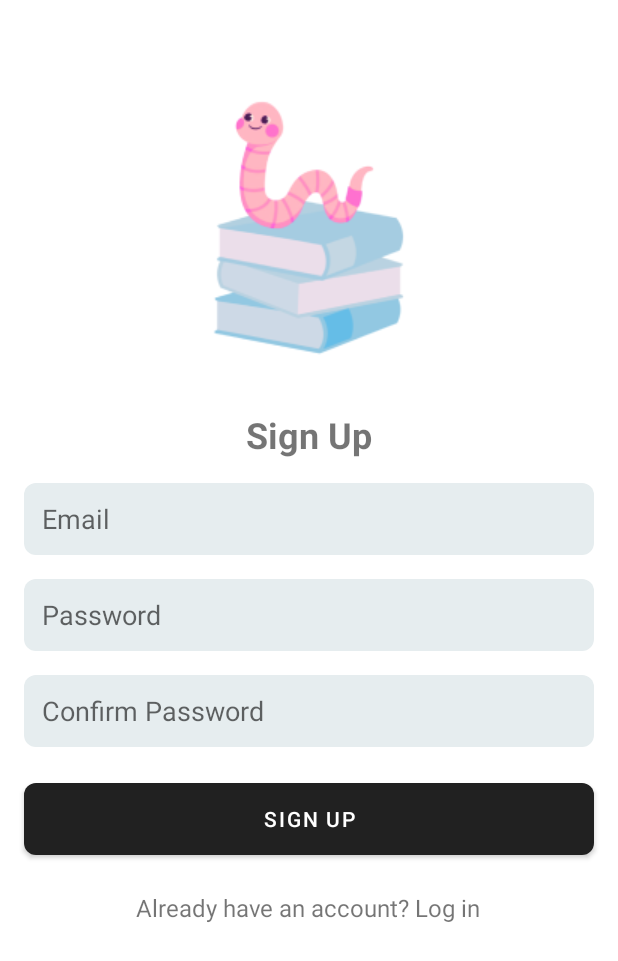
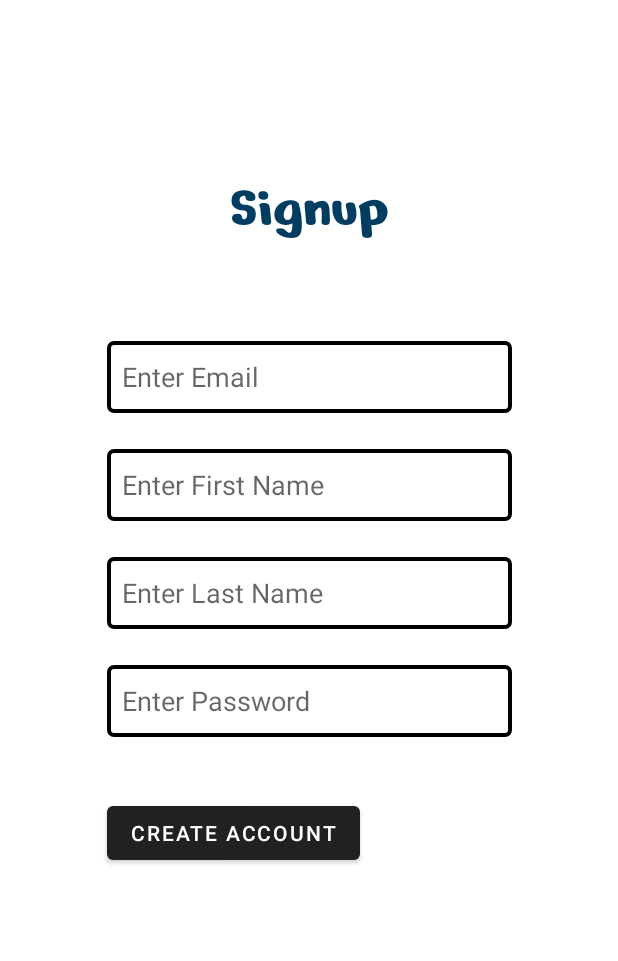
Before and after one commit to Jr234koolaid/Bookwork-Burrow, an Android app: the SignupActivity screen opened directly, with no data from a screen before it, on a phone screen of 412 x 824 dp. Shown: the top 961 px of the screen. Run offline under Robolectric (Android 15) with nearby library versions, the phone set to English and light mode, and no system bars; Roboto replaces fonts that are not available here.

```diff
--- a/app/src/main/java/edu/utsa/cs3773/bookworkburrow/controller/ResetPasswordController.java
+++ b/app/src/main/java/edu/utsa/cs3773/bookworkburrow/controller/ResetPasswordController.java
@@ -34,6 +34,7 @@ public class ResetPasswordController implements View.OnClickListener {
                 ErrorDialog errorDialog = ErrorDialog.getInstance();
                 errorDialog.setContext(mContext);
                 errorDialog.display("Passwords do not match");
+
                 return;
             }
 
--- a/app/src/main/java/edu/utsa/cs3773/bookworkburrow/view/ResetPasswordActivity.java
+++ b/app/src/main/java/edu/utsa/cs3773/bookworkburrow/view/ResetPasswordActivity.java
@@ -9,8 +9,6 @@ import edu.utsa.cs3773.bookworkburrow.R;
 import edu.utsa.cs3773.bookworkburrow.controller.ResetPasswordController;
 
 public class ResetPasswordActivity extends AppCompatActivity {
-
-    public static final String INTENT_EMAIL = "INTENT_EMAIL";
 
     @Override
     protected void onCreate(Bundle _savedInstanceState) {
--- a/app/src/main/java/edu/utsa/cs3773/bookworkburrow/view/SignupActivity.java
+++ b/app/src/main/java/edu/utsa/cs3773/bookworkburrow/view/SignupActivity.java
@@ -1,25 +1,14 @@
-
 package edu.utsa.cs3773.bookworkburrow.view;
 
-import android.content.Intent;
 import android.os.Bundle;
 import android.widget.Button;
-import android.widget.EditText;
-import android.widget.TextView;
-import android.widget.Toast;
 
 import androidx.appcompat.app.AppCompatActivity;
 
-import edu.utsa.cs3773.bookworkburrow.FirebaseUtil;
 import edu.utsa.cs3773.bookworkburrow.R;
 import edu.utsa.cs3773.bookworkburrow.controller.SignupController;
 
 public class SignupActivity extends AppCompatActivity {
-    private EditText emailEditText;
-    private EditText passwordEditText;
-    private EditText confirmPasswordEditText;
-    private Button signUpButton;
-    private TextView loginTextView;
 
     @Override
     protected void onCreate(Bundle _savedInstanceState) {
--- a/app/src/main/res/layout/activity_signup.xml
+++ b/app/src/main/res/layout/activity_signup.xml
@@ -1,87 +1,89 @@
 <?xml version="1.0" encoding="utf-8"?>
-<RelativeLayout xmlns:android="http://schemas.android.com/apk/res/android"
+<androidx.constraintlayout.widget.ConstraintLayout xmlns:android="http://schemas.android.com/apk/res/android"
+    xmlns:app="http://schemas.android.com/apk/res-auto"
+    xmlns:tools="http://schemas.android.com/tools"
     android:layout_width="match_parent"
     android:layout_height="match_parent"
-    android:background="@drawable/background">
+    tools:context=".view.SignupActivity">
 
-    <ImageView
-        android:id="@+id/logo"
+    <!-- Header -->
+
+    <TextView style="@style/login_header_text"
+        android:id="@+id/signup_text_header"
+        android:layout_marginTop="112dp"
+        android:text="@string/login_text_header_signup"
+        app:layout_constraintStart_toStartOf="parent"
+        app:layout_constraintEnd_toEndOf="parent"
+        app:layout_constraintTop_toTopOf="parent" />
+
+    <!-- Email input -->
+
+    <EditText style="@style/login_edit_text"
+        android:id="@+id/signup_edit_email"
+        android:layout_marginTop="64dp"
+        android:inputType="textEmailAddress"
+        android:hint="@string/login_hint_email"
+        android:autofillHints="emailAddress"
+        app:layout_constraintStart_toStartOf="parent"
+        app:layout_constraintEnd_toEndOf="parent"
+        app:layout_constraintTop_toBottomOf="@id/signup_text_header" />
+
+    <!-- First name input -->
+
+    <EditText style="@style/login_edit_text"
+        android:id="@+id/signup_edit_firstname"
+        android:layout_marginTop="24dp"
+        android:inputType="textPersonName"
+        android:hint="@string/login_hint_first_name"
+        android:autofillHints="name"
+        app:layout_constraintStart_toStartOf="parent"
+        app:layout_constraintEnd_toEndOf="parent"
+        app:layout_constraintTop_toBottomOf="@id/signup_edit_email" />
+
+    <!-- Last name input -->
+
+    <EditText style="@style/login_edit_text"
+        android:id="@+id/signup_edit_lastname"
+        android:layout_marginTop="24dp"
+        android:inputType="textPersonName"
+        android:hint="@string/login_hint_last_name"
+        android:autofillHints="name"
+        app:layout_constraintStart_toStartOf="parent"
+        app:layout_constraintEnd_toEndOf="parent"
+        app:layout_constraintTop_toBottomOf="@id/signup_edit_firstname" />
+
+    <!-- Password input -->
+
+    <EditText style="@style/login_edit_text"
+        android:id="@+id/signup_edit_password"
+        android:layout_marginTop="24dp"
+        android:inputType="textPassword"
+        android:hint="@string/login_hint_password"
+        android:autofillHints="password"
+        app:layout_constraintStart_toStartOf="parent"
+        app:layout_constraintEnd_toEndOf="parent"
+        app:layout_constraintTop_toBottomOf="@id/signup_edit_lastname" />
+
+    <!-- Signup -->
+
+    <Button
+        android:id="@+id/signup_button_create_account"
         android:layout_width="wrap_content"
         android:layout_height="wrap_content"
-        android:layout_centerHorizontal="true"
-        android:layout_marginTop="64dp"
-        android:src="@drawable/bookworm_logo"/>
+        android:layout_marginTop="40dp"
+        android:text="@string/login_button_create_account"
+        app:layout_constraintStart_toEndOf="@id/signup_barrier"
+        app:layout_constraintEnd_toEndOf="parent"
+        app:layout_constraintTop_toBottomOf="@id/signup_edit_password"
+        app:layout_constraintHorizontal_bias="0" />
 
-    <TextView
-        android:id="@+id/title"
+    <!-- Barriers -->
+
+    <androidx.constraintlayout.widget.Barrier
+        android:id="@+id/signup_barrier"
         android:layout_width="wrap_content"
         android:layout_height="wrap_content"
-        android:layout_below="@id/logo"
-        android:layout_centerHorizontal="true"
-        android:layout_marginTop="32dp"
-        android:text="Sign Up"
-        android:textSize="24sp"
-        android:textStyle="bold"/>
+        app:barrierDirection="left"
+        app:constraint_referenced_ids="signup_edit_email,signup_edit_firstname,signup_edit_lastname,signup_edit_password" />
 
-    <EditText
-        android:id="@+id/email"
-        android:layout_width="match_parent"
-        android:layout_height="48dp"
-        android:layout_below="@id/title"
-        android:layout_marginTop="16dp"
-        android:layout_marginStart="16dp"
-        android:layout_marginEnd="16dp"
-        android:hint="Email"
-        android:inputType="textEmailAddress"
-        android:padding="12dp"
-        android:background="@drawable/edittext_background"/>
-
-    <EditText
-        android:id="@+id/password"
-        android:layout_width="match_parent"
-        android:layout_height="48dp"
-        android:layout_below="@id/email"
-        android:layout_marginTop="16dp"
-        android:layout_marginStart="16dp"
-        android:layout_marginEnd="16dp"
-        android:hint="Password"
-        android:inputType="textPassword"
-        android:padding="12dp"
-        android:background="@drawable/edittext_background"/>
-
-    <EditText
-        android:id="@+id/confirm_password"
-        android:layout_width="match_parent"
-        android:layout_height="48dp"
-        android:layout_below="@id/password"
-        android:layout_marginTop="16dp"
-        android:layout_marginStart="16dp"
-        android:layout_marginEnd="16dp"
-        android:hint="Confirm Password"
-        android:inputType="textPassword"
-        android:padding="12dp"
-        android:background="@drawable/edittext_background"/>
-
-    <Button
-        android:id="@+id/signup_button"
-        android:layout_width="match_parent"
-        android:layout_height="48dp"
-        android:layout_below="@id/confirm_password"
-        android:layout_marginTop="24dp"
-        android:layout_marginStart="16dp"
-        android:layout_marginEnd="16dp"
-        android:text="Sign Up"
-        android:background="@drawable/button_background"
-        android:textColor="#FFFFFF"/>
-
-    <TextView
-        android:id="@+id/already_have_account_text"
-        android:layout_width="wrap_content"
-        android:layout_height="wrap_content"
-        android:layout_below="@id/signup_button"
-        android:layout_centerHorizontal="true"
-        android:layout_marginTop="24dp"
-        android:text="Already have an account? Log in"
-        android:textSize="16sp"/>
-
-</RelativeLayout>
+</androidx.constraintlayout.widget.ConstraintLayout>
```
Also changed, not shown: app/src/main/AndroidManifest.xml (+4 -3 lines), app/src/main/java/edu/utsa/cs3773/bookworkburrow/controller/LoginController.java (+5 -2 lines), app/src/main/java/edu/utsa/cs3773/bookworkburrow/view/LoginActivity.java (+0 -8 lines), app/src/main/res/layout/activity_login.xml (+92 -60 lines), app/src/main/res/layout/activity_main.xml (+0 -80 lines), app/src/main/java/edu/utsa/cs3773/bookworkburrow/view/MainActivity.java (line endings or trailing spaces).
